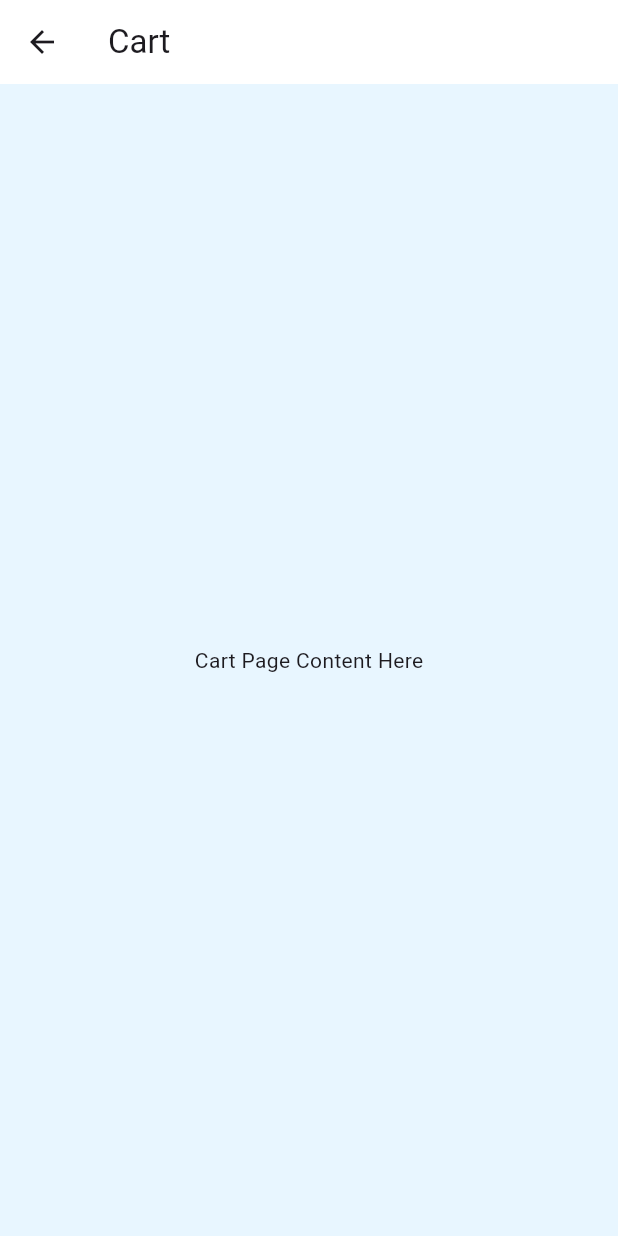
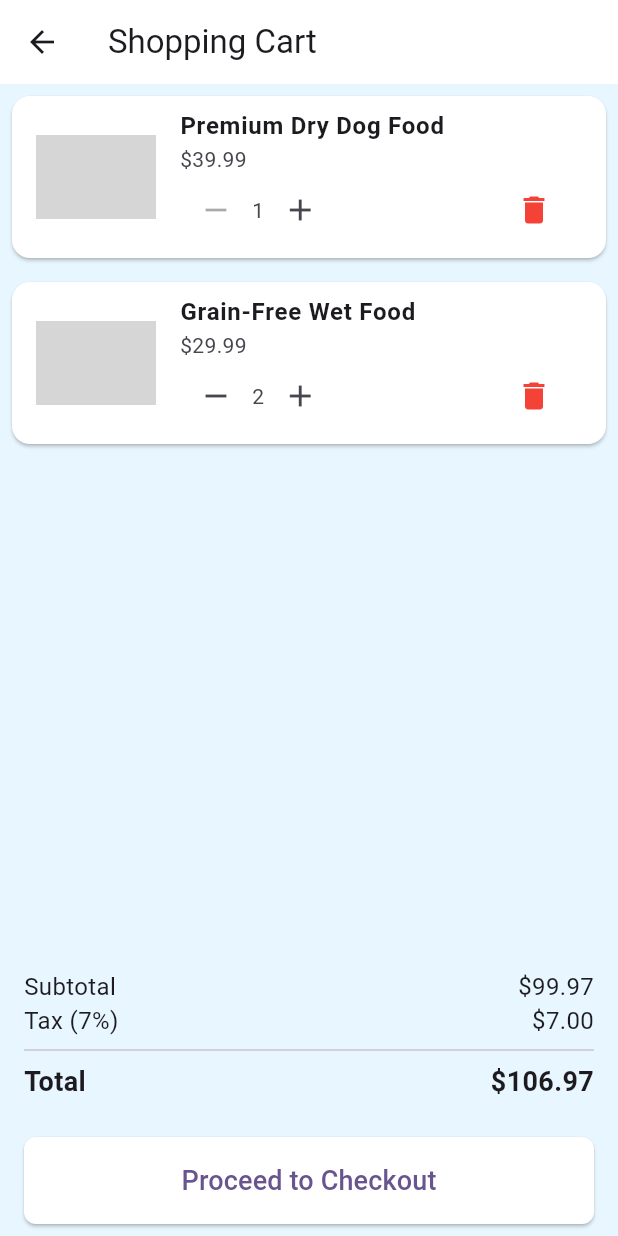
Before and after one commit to kavindumal/dog_nutrition_app, a Flutter app: the CartPage screen opened directly, on a phone screen of 412 x 824 dp. Run offline on Flutter 3.47's test engine with Material 3 defaults, Android fonts, the phone set to English and light mode, and no system bars; our stand-ins replace animated_bottom_navigation_bar, smooth_page_indicator; network calls fail; grey boxes are pictures that could not be loaded.

Commit message:
Added cart page

```diff
--- a/lib/main.dart
+++ b/lib/main.dart
@@ -1,6 +1,7 @@
 import 'package:dog_nutrition_app/pages/CreateAccountPage.dart';
 import 'package:dog_nutrition_app/pages/WelcomePage.dart';
 import 'package:dog_nutrition_app/pages/dashboard/DashboardPage.dart';
+import 'package:dog_nutrition_app/pages/dashboard/pages/CartPage.dart';
 import 'package:dog_nutrition_app/pages/dashboard/pages/ProductListningPage.dart';
 import 'package:flutter/material.dart';
 
@@ -19,7 +20,7 @@ class MyApp extends StatelessWidget {
         colorScheme: ColorScheme.fromSeed(seedColor: Colors.deepPurple),
         useMaterial3: true,
       ),
-      home: ProductCatalogPage(),
+      home: DashboardScreen(),
     );
   }
 }
--- a/lib/pages/dashboard/pages/CartPage.dart
+++ b/lib/pages/dashboard/pages/CartPage.dart
@@ -1,18 +1,165 @@
 import 'package:flutter/material.dart';
 
-class CartPage extends StatelessWidget {
+class CartPage extends StatefulWidget {
   const CartPage({super.key});
+
+  @override
+  _CartPageState createState() => _CartPageState();
+}
+
+class _CartPageState extends State<CartPage> {
+  List<Map<String, dynamic>> _cartItems = [
+    {
+      'name': 'Premium Dry Dog Food',
+      'price': 39.99,
+      'quantity': 1,
+      'image': 'https://via.placeholder.com/150',
+    },
+    {
+      'name': 'Grain-Free Wet Food',
+      'price': 29.99,
+      'quantity': 2,
+      'image': 'https://via.placeholder.com/150',
+    },
+  ];
+
+  double _taxRate = 0.07; // Example tax rate of 7%
+
+  // Calculate subtotal
+  double get _subtotal {
+    return _cartItems.fold(0.0, (sum, item) => sum + (item['price'] * item['quantity']));
+  }
+
+  // Calculate tax
+  double get _tax => _subtotal * _taxRate;
+
+  // Calculate total
+  double get _total => _subtotal + _tax;
+
+  // Update item quantity
+  void _updateQuantity(int index, int quantity) {
+    setState(() {
+      _cartItems[index]['quantity'] = quantity;
+    });
+  }
+
+  // Remove item from cart
+  void _removeItem(int index) {
+    setState(() {
+      _cartItems.removeAt(index);
+    });
+  }
 
   @override
   Widget build(BuildContext context) {
     return Scaffold(
       backgroundColor: Color(0xFFE8F6FF),
+
       appBar: AppBar(
-        title: const Text('Cart'),
+        title: const Text('Shopping Cart'),
         backgroundColor: Colors.white,
+        elevation: 0,
       ),
-      body: Center(
-        child: const Text('Cart Page Content Here'),
+      body: Column(
+        children: [
+          Expanded(child: _buildCartList()),
+          _buildSummary(),
+          _buildCheckoutButton(),
+        ],
+      ),
+    );
+  }
+
+  // Cart items list
+  Widget _buildCartList() {
+    return ListView.builder(
+      itemCount: _cartItems.length,
+      itemBuilder: (context, index) {
+        final item = _cartItems[index];
+        return Card(
+          color: Colors.white,
+          margin: const EdgeInsets.all(8.0),
+          child: ListTile(
+            leading: Image.network(item['image'], width: 80, height: 80, fit: BoxFit.cover),
+            title: Text(item['name'], style: const TextStyle(fontWeight: FontWeight.bold)),
+            subtitle: Column(
+              crossAxisAlignment: CrossAxisAlignment.start,
+              children: [
+                Text('\$${item['price'].toStringAsFixed(2)}'),
+                Row(
+                  children: [
+                    IconButton(
+                      icon: const Icon(Icons.remove),
+                      onPressed: item['quantity'] > 1
+                          ? () => _updateQuantity(index, item['quantity'] - 1)
+                          : null,
+                    ),
+                    Text(item['quantity'].toString()),
+                    IconButton(
+                      icon: const Icon(Icons.add),
+                      onPressed: () => _updateQuantity(index, item['quantity'] + 1),
+                    ),
+                    const Spacer(),
+                    IconButton(
+                      icon: const Icon(Icons.delete, color: Colors.red),
+                      onPressed: () => _removeItem(index),
+                    ),
+                  ],
+                ),
+              ],
+            ),
+          ),
+        );
+      },
+    );
+  }
+
+  // Summary section
+  Widget _buildSummary() {
+    return Padding(
+      padding: const EdgeInsets.all(16.0),
+      child: Column(
+        crossAxisAlignment: CrossAxisAlignment.start,
+        children: [
+          _buildSummaryRow('Subtotal', _subtotal),
+          _buildSummaryRow('Tax (7%)', _tax),
+          Divider(),
+          _buildSummaryRow('Total', _total, isTotal: true),
+        ],
+      ),
+    );
+  }
+
+  // Build summary row for subtotal, tax, and total
+  Widget _buildSummaryRow(String label, double value, {bool isTotal = false}) {
+    return Row(
+      mainAxisAlignment: MainAxisAlignment.spaceBetween,
+      children: [
+        Text(label, style: TextStyle(fontSize: isTotal ? 18 : 16, fontWeight: isTotal ? FontWeight.bold : FontWeight.normal)),
+        Text('\$${value.toStringAsFixed(2)}', style: TextStyle(fontSize: isTotal ? 18 : 16, fontWeight: isTotal ? FontWeight.bold : FontWeight.normal)),
+      ],
+    );
+  }
+
+  // Checkout button
+  Widget _buildCheckoutButton() {
+    return Padding(
+      padding: const EdgeInsets.symmetric(horizontal: 16, vertical: 8),
+      child: ElevatedButton(
+        onPressed: () {
+          // Navigate to checkout page or handle checkout logic
+        },
+        style: ElevatedButton.styleFrom(
+          backgroundColor: Colors.white,
+          padding: const EdgeInsets.symmetric(vertical: 16),
+          shape: RoundedRectangleBorder(borderRadius: BorderRadius.circular(8)),
+        ),
+        child: const Center(
+          child: Text(
+            'Proceed to Checkout',
+            style: TextStyle(fontSize: 18),
+          ),
+        ),
       ),
     );
   }
```
